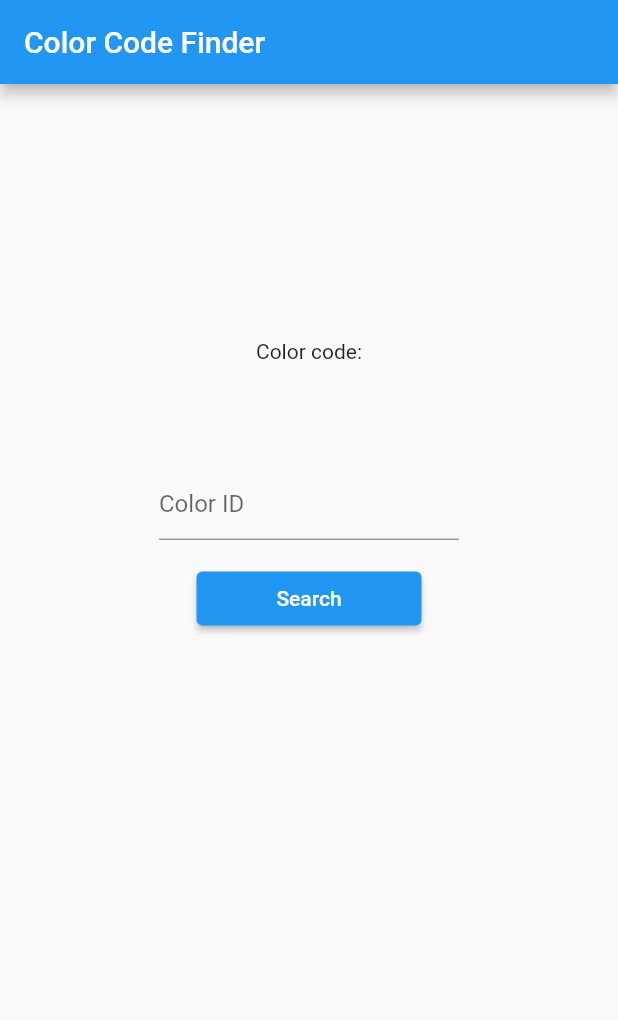
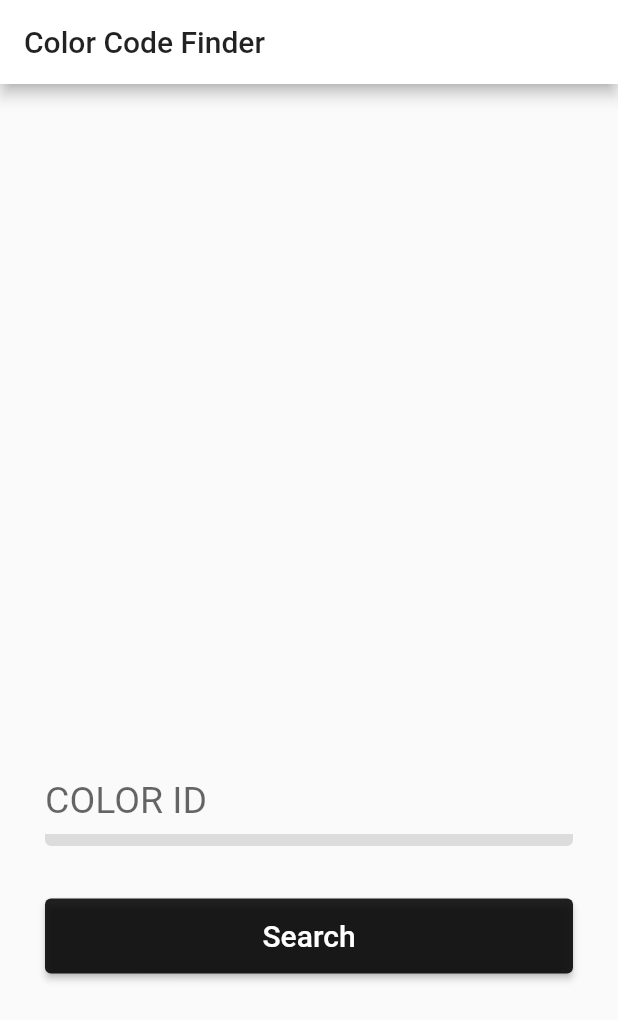
Before and after one commit to rojcewiczj/ColorCodeApp, a Flutter app: the screen it shows after launch, on a phone screen of 412 x 824 dp. Shown: the top 1020 px of the screen. Run offline on Flutter 3.47's test engine with Material 2 defaults, Android fonts, the phone set to English and light mode, and no system bars.

Commit message:
aesthetic changes

```diff
--- a/lib/main.dart
+++ b/lib/main.dart
@@ -99,23 +99,31 @@ class _MyHomePageState extends State<MyHomePage> {
     return Scaffold(
       appBar: AppBar(
         title: Text(widget.title),
+        backgroundColor: Colors.white,
+        foregroundColor: Colors.black87,
       ),
       body: Padding(
-        padding: const EdgeInsets.only(top: 20.0),
-        child: Center(
-          child: Column(
+        padding: const EdgeInsets.only(top: 20.0, left: 30, right: 30),
+        child: Container(
+          child: ListView(
             children: <Widget>[
+              SizedBox(
+                height: 20,
+              ),
               Container(
-                height: 150,
+                height: 250,
                 width: 150,
                 color: color,
               ),
-              const Text(
-                'Color code:',
+              SizedBox(
+                height: 25,
+              ),
+              SizedBox(
+                height: 25,
               ),
               Text(
                 code,
-                style: Theme.of(context).textTheme.headline4,
+                style: TextStyle( fontSize: 55, color: color)
               ),
               const SizedBox(height: 30),
               SizedBox(
@@ -123,14 +131,27 @@ class _MyHomePageState extends State<MyHomePage> {
                 child: TextField(
                   keyboardType: TextInputType.number,
                   controller: colorController,
-                  decoration: const InputDecoration(hintText: 'Color ID'),
+                    style: TextStyle(
+                        fontSize: 25.0,
+                        height: 2.0,
+                        color: Colors.black87
+                    ),
+                  decoration: const InputDecoration(hintText: 'COLOR ID',
+                  focusColor: Colors.black87, focusedBorder: UnderlineInputBorder(borderRadius: BorderRadius.all(Radius.circular(4)), borderSide: BorderSide(width: 8,color: Colors.black12),
+              ),
+                    enabledBorder:UnderlineInputBorder(borderRadius: BorderRadius.all(Radius.circular(4)), borderSide: BorderSide(width: 8,color: Colors.black12),
+                    ),),
                 ),
               ),
-              const SizedBox(height: 15),
+              const SizedBox(height: 35),
               SizedBox(
                 width: 150,
+                height: 50,
                 child: ElevatedButton(
-                    child: const Text('Search'),
+                  style: ButtonStyle(
+                    backgroundColor: MaterialStateProperty.all(Colors.black87),
+                  ),
+                    child: const Text('Search', style: TextStyle( fontSize: 20),),
                     onPressed: () {
                       if (colorController.text.isEmpty) {
                         print("Empty");
```
Also changed, not shown: pubspec.lock.
